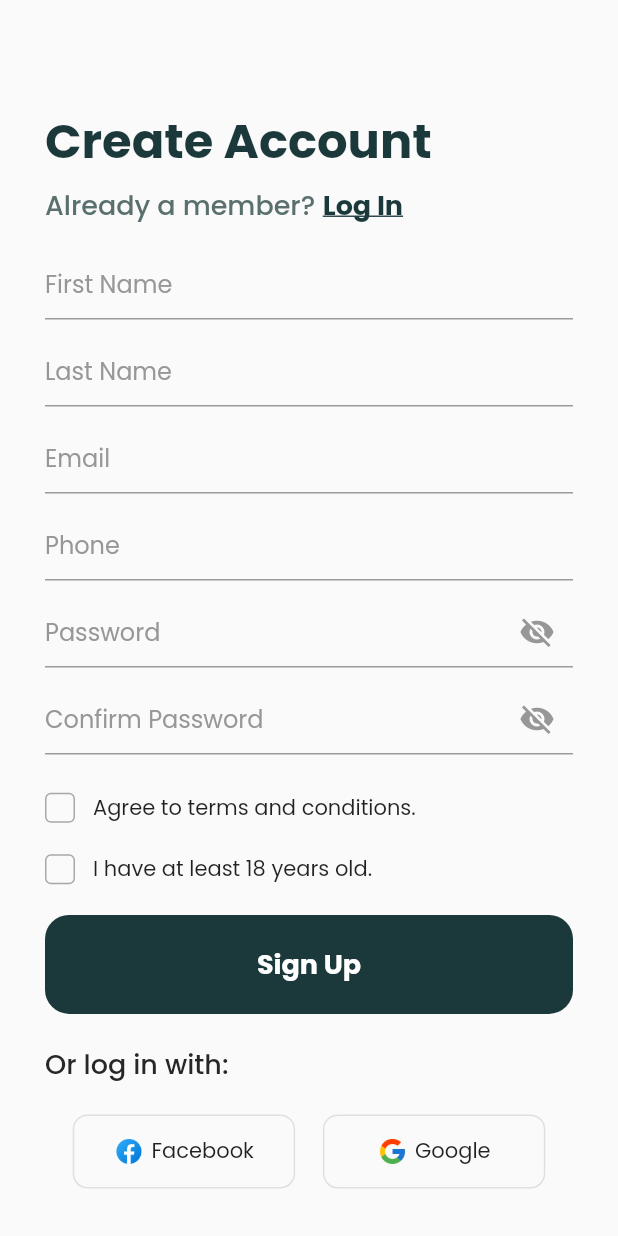
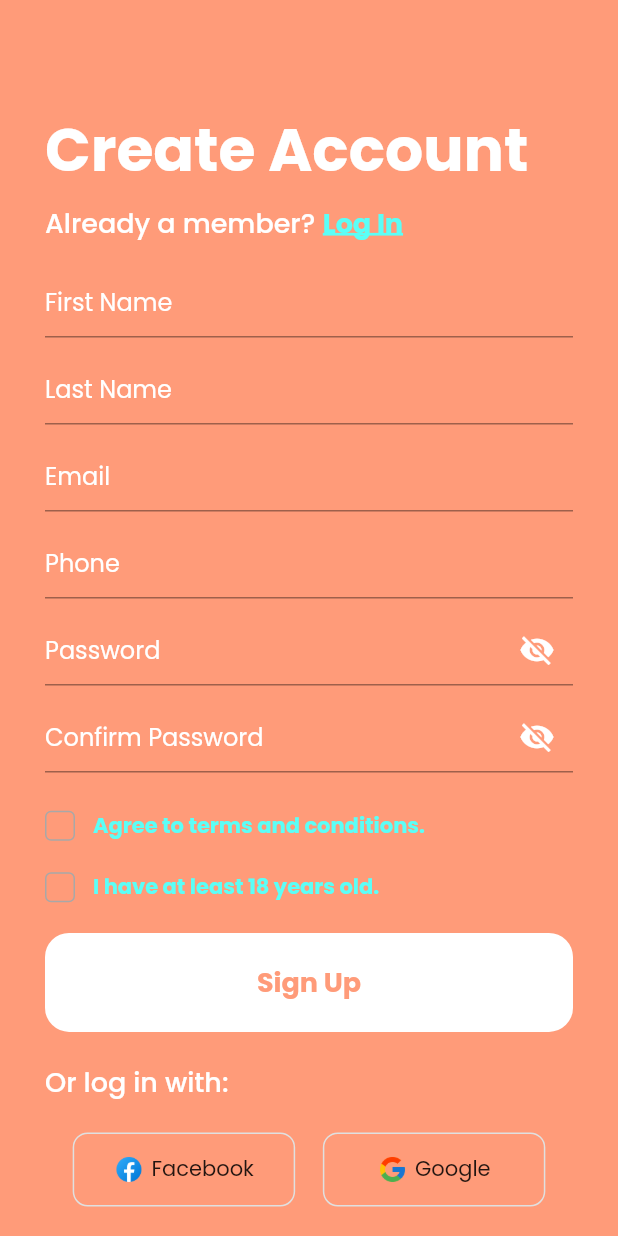
Before and after one commit to anassbelkas/Adzone_front, a Flutter app: the screen it shows after launch, after a tap on "Sign Up", on a phone screen of 412 x 824 dp. Run offline on Flutter 3.47's test engine with Material 2 defaults, Android fonts, the phone set to English and light mode, and no system bars; our stand-ins replace animated_splash_screen.

Commit message:
anass committed

```diff
--- a/lib/main.dart
+++ b/lib/main.dart
@@ -1,5 +1,5 @@
 import 'package:flutter/material.dart';
-import 'package:login_signup_ui_starter/screens/login.dart';
+import 'package:login_signup_ui_starter/screens/splash.dart';
 
 void main() {
   runApp(MyApp());
@@ -11,7 +11,7 @@ class MyApp extends StatelessWidget {
     return MaterialApp(
       debugShowCheckedModeBanner: false,
       theme: ThemeData(fontFamily: 'Poppins'),
-      home: LogInScreen(),
+      home: Splash(),
     );
   }
 }
--- a/lib/screens/login.dart
+++ b/lib/screens/login.dart
@@ -21,7 +21,11 @@ class LogInScreen extends StatelessWidget {
               ),
               Text(
                 'Welcome Back',
-                style: titleText,
+                style: TextStyle(
+                  fontSize: 40,
+                  fontWeight: FontWeight.bold,
+                  color: kWhiteColor,
+                ),
               ),
               SizedBox(
                 height: 5,
@@ -48,7 +52,7 @@ class LogInScreen extends StatelessWidget {
                       'Sign Up',
                       style: textButton.copyWith(
                         decoration: TextDecoration.underline,
-                        decorationThickness: 1,
+                        decorationThickness: 2,
                       ),
                     ),
                   ),
@@ -71,8 +75,8 @@ class LogInScreen extends StatelessWidget {
                 child: Text(
                   'Forgot password?',
                   style: TextStyle(
-                    color: kZambeziColor,
-                    fontSize: 14,
+                    color: kSecondaryColor,
+                    fontSize: 15,
                     decoration: TextDecoration.underline,
                     decorationThickness: 1,
                   ),
@@ -89,7 +93,7 @@ class LogInScreen extends StatelessWidget {
               ),
               Text(
                 'Or log in with:',
-                style: subTitle.copyWith(color: kBlackColor),
+                style: subTitle.copyWith(color: kWhiteColor),
               ),
               SizedBox(
                 height: 20,
@@ -99,6 +103,7 @@ class LogInScreen extends StatelessWidget {
           ),
         ),
       ),
+      backgroundColor: kPrimaryColor,
     );
   }
 }
--- a/lib/screens/signup.dart
+++ b/lib/screens/signup.dart
@@ -21,7 +21,11 @@ class SignUpScreen extends StatelessWidget {
               padding: kDefaultPadding,
               child: Text(
                 'Create Account',
-                style: titleText,
+                style: TextStyle(
+                  fontSize: 40,
+                  fontWeight: FontWeight.bold,
+                  color: kWhiteColor,
+                ),
               ),
             ),
             SizedBox(
@@ -49,7 +53,7 @@ class SignUpScreen extends StatelessWidget {
                       'Log In',
                       style: textButton.copyWith(
                         decoration: TextDecoration.underline,
-                        decorationThickness: 1,
+                        decorationThickness: 2,
                       ),
                     ),
                   )
@@ -91,7 +95,7 @@ class SignUpScreen extends StatelessWidget {
               padding: kDefaultPadding,
               child: Text(
                 'Or log in with:',
-                style: subTitle.copyWith(color: kBlackColor),
+                style: subTitle.copyWith(color: kWhiteColor),
               ),
             ),
             SizedBox(
@@ -107,6 +111,7 @@ class SignUpScreen extends StatelessWidget {
           ],
         ),
       ),
+      backgroundColor: kPrimaryColor,
     );
   }
 }
--- a/lib/theme.dart
+++ b/lib/theme.dart
@@ -1,21 +1,25 @@
 import 'package:flutter/material.dart';
 
-const kPrimaryColor = Color(0xFF1B383A);
-const kSecondaryColor = Color(0xFF59706F);
+const kPrimaryColor = Color.fromARGB(255, 255, 155, 121);
+const kSecondaryColor = Color.fromARGB(255, 91, 255, 247);
 const kDarkGreyColor = Color(0xFFA8A8A8);
 const kWhiteColor = Color(0xFFFFFFFF);
 const kZambeziColor = Color(0xFF5B5B5B);
 const kBlackColor = Color(0xFF272726);
 const kTextFieldColor = Color(0xFF979797);
+const kadzone = Color.fromARGB(255, 255, 214, 194);
 
 const kDefaultPadding = EdgeInsets.symmetric(horizontal: 30);
 
 TextStyle titleText =
-    TextStyle(color: kPrimaryColor, fontSize: 32, fontWeight: FontWeight.w700);
+    TextStyle(color: kWhiteColor, fontSize: 32, fontWeight: FontWeight.w700);
 TextStyle subTitle = TextStyle(
-    color: kSecondaryColor, fontSize: 18, fontWeight: FontWeight.w500);
+    color: kWhiteColor, fontSize: 18, fontWeight: FontWeight.w500);
 TextStyle textButton = TextStyle(
-  color: kPrimaryColor,
+  color: kSecondaryColor,
   fontSize: 18,
   fontWeight: FontWeight.w700,
 );
+
+TextStyle titleText2 =
+    TextStyle(color: kWhiteColor, fontSize: 40, fontWeight: FontWeight.w900,);
--- a/lib/widgets/checkbox.dart
+++ b/lib/widgets/checkbox.dart
@@ -32,7 +32,7 @@ class _CheckBoxState extends State<CheckBox> {
                     ? Icon(
                         Icons.check,
                         size: 17,
-                        color: Colors.green,
+                        color: kSecondaryColor,
                       )
                     : null,
               ),
@@ -40,7 +40,12 @@ class _CheckBoxState extends State<CheckBox> {
             SizedBox(
               width: 12,
             ),
-            Text(widget.text),
+            Text(
+              widget.text,
+              style: TextStyle(
+                  fontWeight: FontWeight.bold,
+                  color: kSecondaryColor,
+                ),),
           ],
         )
       ],
--- a/lib/widgets/login_form.dart
+++ b/lib/widgets/login_form.dart
@@ -26,10 +26,10 @@ class _LogInFormState extends State<LogInForm> {
         decoration: InputDecoration(
             labelText: label,
             labelStyle: TextStyle(
-              color: kTextFieldColor,
+              color: kWhiteColor,
             ),
             focusedBorder: UnderlineInputBorder(
-              borderSide: BorderSide(color: kPrimaryColor),
+              borderSide: BorderSide(color: kWhiteColor),
             ),
             suffixIcon: pass
                 ? IconButton(
@@ -41,11 +41,11 @@ class _LogInFormState extends State<LogInForm> {
                     icon: _isObscure
                         ? Icon(
                             Icons.visibility_off,
-                            color: kTextFieldColor,
+                            color: kWhiteColor,
                           )
                         : Icon(
                             Icons.visibility,
-                            color: kPrimaryColor,
+                            color: kWhiteColor,
                           ),
                   )
                 : null),
--- a/lib/widgets/primary_button.dart
+++ b/lib/widgets/primary_button.dart
@@ -11,10 +11,10 @@ class PrimaryButton extends StatelessWidget {
       height: MediaQuery.of(context).size.height * 0.08,
       width: double.infinity,
       decoration: BoxDecoration(
-          borderRadius: BorderRadius.circular(16), color: kPrimaryColor),
+          borderRadius: BorderRadius.circular(16), color: kWhiteColor),
       child: Text(
         buttonText,
-        style: textButton.copyWith(color: kWhiteColor),
+        style: textButton.copyWith(color: kPrimaryColor),
       ),
     );
   }
--- a/lib/widgets/reset_form.dart
+++ b/lib/widgets/reset_form.dart
@@ -9,9 +9,9 @@ class ResetForm extends StatelessWidget {
       child: TextFormField(
         decoration: InputDecoration(
             hintText: 'Email',
-            hintStyle: TextStyle(color: kTextFieldColor),
+            hintStyle: TextStyle(color: kWhiteColor),
             focusedBorder: UnderlineInputBorder(
-                borderSide: BorderSide(color: kPrimaryColor))),
+                borderSide: BorderSide(color: kWhiteColor))),
       ),
     );
   }
--- a/lib/widgets/signup_form.dart
+++ b/lib/widgets/signup_form.dart
@@ -29,9 +29,9 @@ class _SignUpFormState extends State<SignUpForm> {
           obscureText: pass ? _isObscure : false,
           decoration: InputDecoration(
             hintText: hint,
-            hintStyle: TextStyle(color: kTextFieldColor),
+            hintStyle: TextStyle(color: kWhiteColor),
             focusedBorder: UnderlineInputBorder(
-                borderSide: BorderSide(color: kPrimaryColor)),
+                borderSide: BorderSide(color: kWhiteColor)),
             suffixIcon: pass
                 ? IconButton(
                     onPressed: () {
@@ -42,11 +42,11 @@ class _SignUpFormState extends State<SignUpForm> {
                     icon: _isObscure
                         ? Icon(
                             Icons.visibility_off,
-                            color: kTextFieldColor,
+                            color: kWhiteColor,
                           )
                         : Icon(
                             Icons.visibility,
-                            color: kPrimaryColor,
+                            color: kWhiteColor,
                           ))
                 : null,
           ),
--- a/pubspec.yaml
+++ b/pubspec.yaml
@@ -24,6 +24,7 @@ dependencies:
   flutter:
     sdk: flutter
   google_fonts: ^2.0.0
+  animated_splash_screen: ^1.3.0
 
   # The following adds the Cupertino Icons font to your application.
   # Use with the CupertinoIcons class for iOS style icons.
```
Also changed, not shown: lib/screens/reset_password.dart (+8 -3 lines), lib/screens/splash.dart (added, +86 -0 lines), images/A(2).png (added), images/AD.png (added), pubspec.lock.
